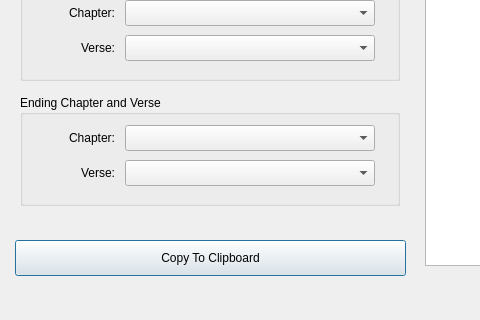
Before: the Qt Designer form src/dialogs/CopyDialog/copydialog.ui in wmaxfield/CWP-Desktop-QT, drawn with Qt 5; both pictures show x 0 to 480 and y 230 to 550 of the 842 by 550 pixel window.
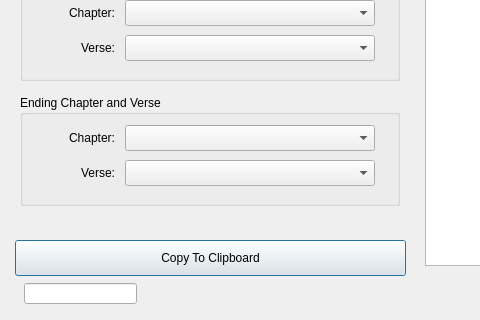
After: the same form once the commit is applied.

Commit message: Fixed Verse Copy problems 1) backgrounding of dialog 2) Verse selection not handled right 3) Mac copy produced VCard for email client.  (now runs system shell pbcopy command on the text )

Patch:
```diff
--- a/src/dialogs/CopyDialog/copydialog.ui
+++ b/src/dialogs/CopyDialog/copydialog.ui
@@ -283,6 +283,16 @@
     <string>Add Book And Chapter</string>
    </property>
   </widget>
+  <widget class="QLineEdit" name="leTextForCopy">
+   <property name="geometry">
+    <rect>
+     <x>24</x>
+     <y>513</y>
+     <width>113</width>
+     <height>21</height>
+    </rect>
+   </property>
+  </widget>
  </widget>
  <resources/>
  <connections/>
```
The commit also changes 6 other files.
